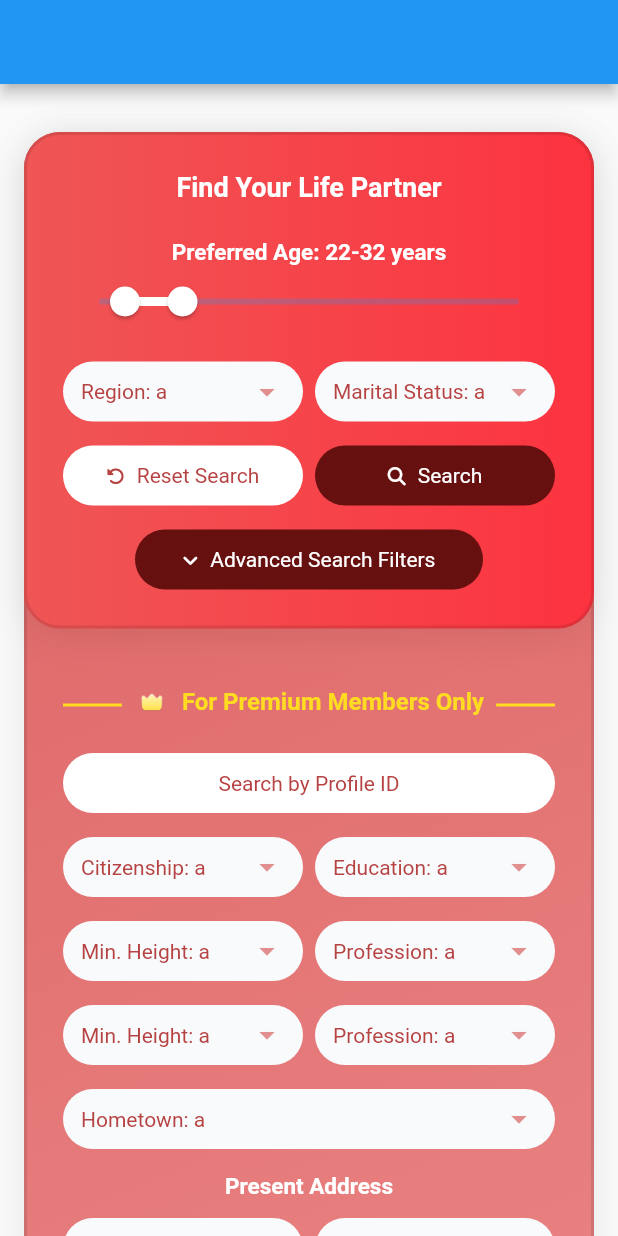
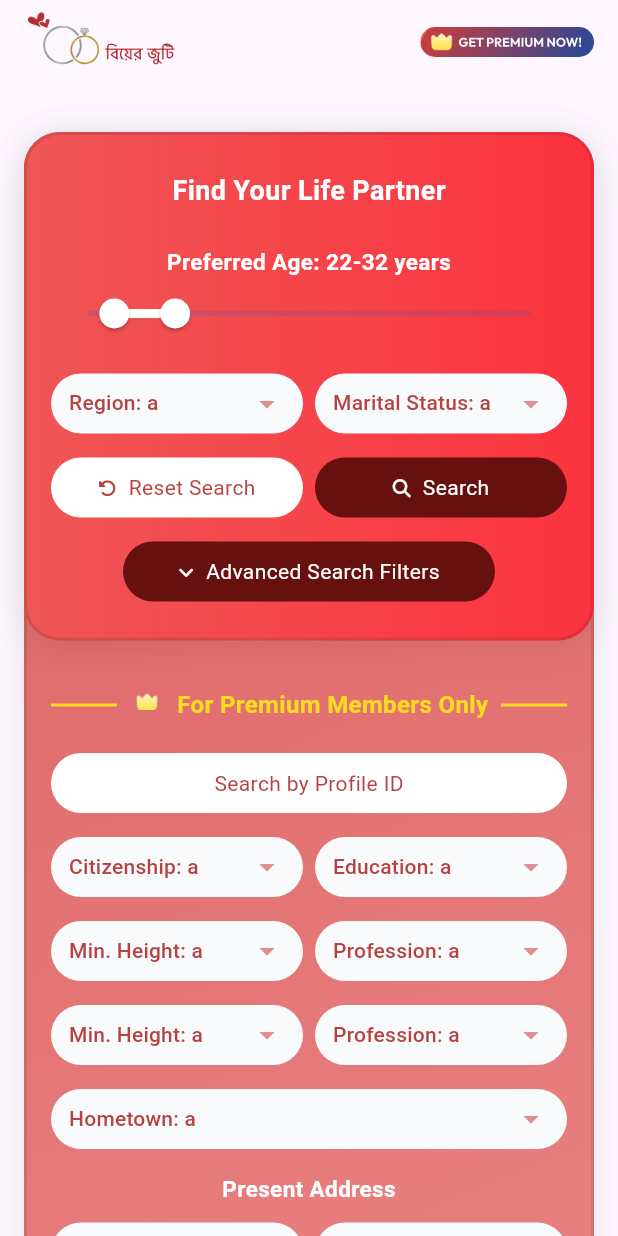
Before and after one commit to sadik5397/biyer_juti_flutter_sadik5397, a Flutter app: the Home screen opened directly, after a tap on "Advanced Search Filters", on a phone screen of 412 x 824 dp. Run offline on Flutter 3.47's test engine with Material 2 defaults, Android fonts, the phone set to English and light mode, and no system bars; drawn by our look-alikes of dropdown_button2; our stand-ins replace cached_network_image, carousel_slider, flutter_svg, font_awesome_flutter, hexcolor; network calls fail; key blocks and very long unbroken strings in the code were emptied for the run.

```diff
--- /dev/null
+++ b/lib/component/app_bar.dart
@@ -0,0 +1,13 @@
+import 'package:flutter/material.dart';
+import 'package:flutter_svg/svg.dart';
+
+import '../theme/gap.dart';
+
+class ThemeAppBar{
+  static AppBar primary = AppBar(
+    title: Image.asset("assets/logo-wide.png", height: 48),
+    actions: [SvgPicture.asset("assets/svg/get_premium.svg", height: 20), Gap.gx4],
+    titleSpacing: Gap.value * 2,
+    // toolbarHeight: 100,
+  );
+}
--- a/lib/component/button.dart
+++ b/lib/component/button.dart
@@ -16,11 +16,10 @@ class ThemeButton {
                     borderRadius: ThemeBorderRadius.r6,
                     onTap: () => onTap.call(),
                     child: Padding(
-                        padding: ThemePadding.p3,
-                        child: Row(mainAxisAlignment: MainAxisAlignment.center, children: [
-                          if (icon != null) Padding(padding: ThemePadding.pr2, child: FaIcon(icon, size: 12, color: dark ? Colors.white : ThemeColor.primary)),
-                          Text(title, style: TextStyle(fontSize: 14, color: dark ? Colors.white : ThemeColor.primary))
-                        ]))))));
+                        padding: ThemePadding.p1 * 2.5,
+                        child: Row(
+                            mainAxisAlignment: MainAxisAlignment.center,
+                            children: [if (icon != null) Padding(padding: ThemePadding.pr2, child: FaIcon(icon, size: 12, color: dark ? Colors.white : ThemeColor.primary)), Text(title, style: TextStyle(fontSize: 14, color: dark ? Colors.white : ThemeColor.primary))]))))));
   }
 
   static Expanded expandedPill({EdgeInsets? padding, required String title, IconData? icon, required VoidCallback onTap, bool dark = false}) {
--- a/lib/component/pagination.dart
+++ b/lib/component/pagination.dart
@@ -18,6 +18,7 @@ class Pagination extends StatelessWidget {
           pageNoButton(label: "<", onTap: () {}, active: true),
           pageNoButton(label: "1", onTap: () {}),
           pageNoButton(label: "2", onTap: () {}, active: true),
+          pageNoButton(label: "3", onTap: () {}),
           jumpToButton(onTap: () {}),
           totalPage(totalPage: 124),
           pageNoButton(label: ">", onTap: () {}, active: true),
@@ -30,6 +31,7 @@ class Pagination extends StatelessWidget {
       child: ElevatedButton(
           onPressed: onTap,
           style: ElevatedButton.styleFrom(
+            padding: EdgeInsets.zero,
               shape: RoundedRectangleBorder(borderRadius: ThemeBorderRadius.r1, side: BorderSide(color: active ? Colors.transparent : ThemeColor.secondary.withOpacity(.5), width: 1.5)),
               minimumSize: const Size(40, 40),
               backgroundColor: active ? ThemeColor.secondary : Colors.white,
@@ -45,6 +47,7 @@ class Pagination extends StatelessWidget {
         child: ElevatedButton(
             onPressed: onTap,
             style: ElevatedButton.styleFrom(
+                padding: EdgeInsets.zero,
                 shape: RoundedRectangleBorder(borderRadius: ThemeBorderRadius.r1, side: BorderSide(color: active ? Colors.transparent : ThemeColor.secondary.withOpacity(.5), width: 1.5)),
                 minimumSize: const Size(40, 40),
                 backgroundColor: active ? ThemeColor.secondary : Colors.white,
--- a/lib/component/profile_card.dart
+++ b/lib/component/profile_card.dart
@@ -9,7 +9,7 @@ import 'package:flutter/material.dart';
 import 'package:flutter_svg/flutter_svg.dart';
 import 'package:hexcolor/hexcolor.dart';
 
-import 'RequestButton.dart';
+import 'request_button.dart';
 import 'give_heart_button_small.dart';
 
 class ProfileCard extends StatelessWidget {
--- a/lib/component/profile_search.dart
+++ b/lib/component/profile_search.dart
@@ -30,7 +30,7 @@ class _ProfileSearchState extends State<ProfileSearch> {
       child: Stack(
           children: [
         Container(
-            padding: ThemePadding.p6,
+            padding: ThemePadding.p6.copyWith(left: ThemePadding.value * 4, right: ThemePadding.value * 4),
             margin: ThemePadding.pb5,
             decoration: BoxDecoration(gradient: ThemeGradient.primary, borderRadius: ThemeBorderRadius.r6, boxShadow: ThemeShadow.primary, border: Border.all(width: 2, color: Colors.black.withOpacity(.1))),
             width: double.maxFinite,
@@ -67,7 +67,7 @@ class _ProfileSearchState extends State<ProfileSearch> {
                   dark: showAdvanced)
             ])),
         Container(
-            padding: ThemePadding.p6,
+            padding: ThemePadding.p6.copyWith(left: ThemePadding.value * 4, right: ThemePadding.value * 4),
             margin: ThemePadding.pb5,
             decoration:
                 BoxDecoration(gradient: ThemeGradient.advancedSearch, borderRadius: ThemeBorderRadius.r6, boxShadow: ThemeShadow.primary, border: Border.all(width: 2, color: Colors.black.withOpacity(.1))),
--- a/lib/component/RequestButton.dart
+++ b/lib/component/request_button.dart
@@ -51,8 +51,8 @@ class RequestButton extends StatelessWidget {
                                               ? "Pay Now for Mobile Number"
                                               : mobileNumber ?? "",
                               style: TextStyle(fontWeight: FontWeight.bold, fontSize: 14, color: state == RequestState.requestPending || state == RequestState.contactInfo ? ThemeColor.primary : Colors.white))))))),
-      if (state == RequestState.contactInfo) FloatingActionButton(onPressed: () {}, mini: true, elevation: 0, backgroundColor: ThemeColor.primary, child: const FaIcon(FontAwesomeIcons.phone, size: 16)),
-      if (state == RequestState.contactInfo) FloatingActionButton(onPressed: () {}, mini: true, elevation: 0, backgroundColor: ThemeColor.primary, child: const FaIcon(FontAwesomeIcons.copy, size: 18)),
+      if (state == RequestState.contactInfo) FloatingActionButton(shape: const CircleBorder(), onPressed: () {}, mini: true, elevation: 0, backgroundColor: ThemeColor.primary, child: const FaIcon(FontAwesomeIcons.phone, size: 16, color: Colors.white)),
+      if (state == RequestState.contactInfo) FloatingActionButton(shape: const CircleBorder(), onPressed: () {}, mini: true, elevation: 0, backgroundColor: ThemeColor.primary, child: const FaIcon(FontAwesomeIcons.copy, size: 18, color: Colors.white)),
     ]);
   }
 }
--- a/lib/util/dummy_daya.dart
+++ b/lib/util/dummy_daya.dart
@@ -1,4 +1,4 @@
-import 'package:biyer_juti/component/RequestButton.dart';
+import 'package:biyer_juti/component/request_button.dart';
 
 class DummyData {
   static List<RequestState> currentRequestState = [
--- a/lib/views/home.dart
+++ b/lib/views/home.dart
@@ -1,3 +1,4 @@
+import 'package:biyer_juti/component/app_bar.dart';
 import 'package:biyer_juti/component/pagination.dart';
 import 'package:biyer_juti/component/profile_card.dart';
 import 'package:biyer_juti/theme/colors.dart';
@@ -20,7 +21,7 @@ class _HomeState extends State<Home> {
   @override
   Widget build(BuildContext context) {
     return Scaffold(
-        appBar: AppBar(),
+        appBar: ThemeAppBar.primary,
         body: ListView(padding: ThemePadding.p4.copyWith(top: ThemePadding.value * 8), children: [
           const ProfileSearch(needToBePremium: true),
           Text("Search Results", textAlign: TextAlign.center, style: TextStyle(color: ThemeColor.secondary, fontSize: 16, fontWeight: FontWeight.bold)),
--- a/lib/views/profile.dart
+++ b/lib/views/profile.dart
@@ -3,6 +3,7 @@ import 'package:biyer_juti/component/profile_carosel_image.dart';
 import 'package:biyer_juti/component/profile_chip.dart';
 import 'package:biyer_juti/theme/padding.dart';
 import 'package:flutter/material.dart';
+import '../component/app_bar.dart';
 import '../component/information_tile.dart';
 import '../component/information_tile_detail.dart';
 import '../component/profile_information_sub_header.dart';
@@ -19,7 +20,7 @@ class _ProfileState extends State<Profile> {
   @override
   Widget build(BuildContext context) {
     return Scaffold(
-        appBar: AppBar(),
+        appBar: ThemeAppBar.primary,
         body: SingleChildScrollView(
             padding: EdgeInsets.fromLTRB(ThemePadding.value * 6, ThemePadding.value * 8, ThemePadding.value * 6, ThemePadding.value * 24),
             child: Column(children: [
```
Also changed, not shown: lib/component/notification_tile.dart (added, +52 -0 lines), lib/main.dart (+5 -3 lines), lib/views/heart_received.dart (+6 -2 lines), lib/views/notification.dart (added, +31 -0 lines), assets/logo-wide.png (added), assets/svg/get_premium.svg (added).
